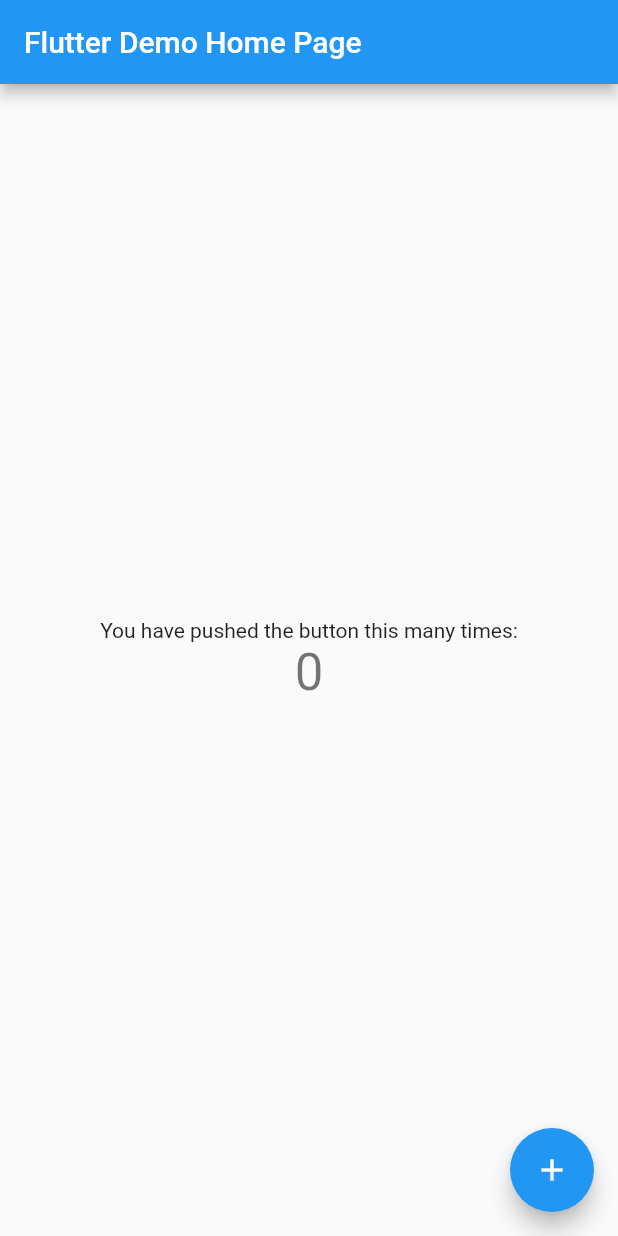
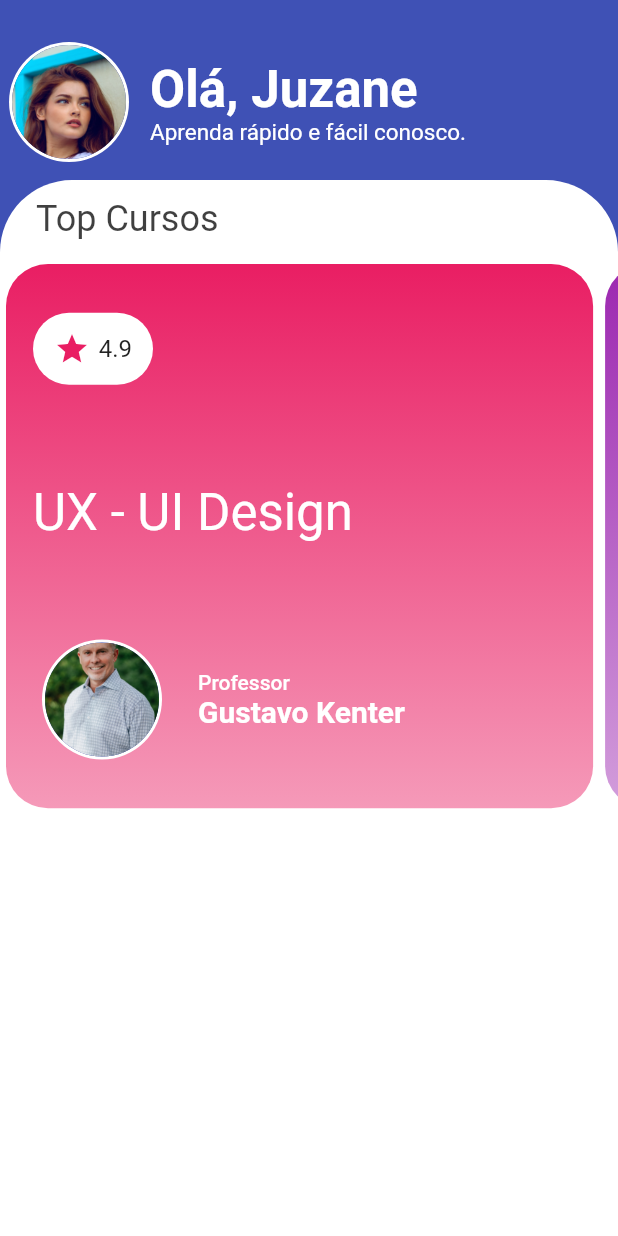
Before and after one commit to gabriel-oliveira800/app-flutter-courses-examplo, a Flutter app: the screen it shows after launch, on a phone screen of 412 x 824 dp. Run offline on Flutter 3.47's test engine with Material 2 defaults, Android fonts, the phone set to English and light mode, and no system bars.

Commit message:
created home and components

```diff
--- /dev/null
+++ b/lib/body.dart
@@ -0,0 +1,46 @@
+import 'package:flutter/material.dart';
+
+import 'constants.dart';
+import 'list_course.dart';
+
+class Body extends StatelessWidget {
+  final double radius;
+  const Body({Key key, this.radius = 48}) : super(key: key);
+
+  @override
+  Widget build(BuildContext context) {
+    final Size size = MediaQuery.of(context).size;
+
+    return Container(
+      width: size.width,
+      decoration: BoxDecoration(
+        color: Colors.white,
+        borderRadius: BorderRadius.only(
+          topLeft: Radius.circular(radius),
+          topRight: Radius.circular(radius),
+        ),
+      ),
+      child: SingleChildScrollView(
+        child: Column(
+          crossAxisAlignment: CrossAxisAlignment.start,
+          children: <Widget>[
+            Padding(
+              padding: const EdgeInsets.symmetric(
+                vertical: 12.0,
+                horizontal: 24,
+              ),
+              child: Text(
+                'Top Cursos',
+                style: Theme.of(context)
+                    .textTheme
+                    .headline5
+                    .copyWith(color: Colors.black.withOpacity(0.75)),
+              ),
+            ),
+            ListCourse(coursers: courser),
+          ],
+        ),
+      ),
+    );
+  }
+}
--- /dev/null
+++ b/lib/components/account.dart
@@ -0,0 +1,70 @@
+import 'package:flutter/material.dart';
+
+class Account extends StatelessWidget {
+  final String title;
+  final String avatar;
+  final String subtitle;
+  final double horizontal;
+  final TextStyle styleTitle;
+  final TextStyle styleSubtitle;
+
+  const Account({
+    this.styleTitle,
+    this.styleSubtitle,
+    this.horizontal = 8,
+    this.title = 'Olá, Juzane',
+    this.avatar = 'assets/photo_01.jpg',
+    this.subtitle = 'Aprenda rápido e fácil conosco.',
+  });
+  @override
+  Widget build(BuildContext context) {
+    final TextStyle _titleStyleDefault = Theme.of(context)
+        .textTheme
+        .headline4
+        .copyWith(color: Colors.white, fontWeight: FontWeight.bold);
+
+    final TextStyle _subtitleStyleDefault = Theme.of(context)
+        .textTheme
+        .subtitle1
+        .copyWith(color: Colors.white, fontSize: 15);
+
+    return Container(
+      child: Row(
+        crossAxisAlignment: CrossAxisAlignment.center,
+        children: <Widget>[
+          Padding(
+            padding: const EdgeInsets.symmetric(horizontal: 6),
+            child: Container(
+              padding: const EdgeInsets.all(2),
+              decoration: BoxDecoration(
+                color: Colors.white,
+                shape: BoxShape.circle,
+              ),
+              child: CircleAvatar(
+                radius: 38,
+                backgroundImage: AssetImage(avatar),
+              ),
+            ),
+          ),
+          Padding(
+            padding: EdgeInsets.symmetric(horizontal: horizontal),
+            child: Column(
+              crossAxisAlignment: CrossAxisAlignment.start,
+              mainAxisAlignment: MainAxisAlignment.end,
+              children: <Widget>[
+                Text(
+                  title,
+                  style: styleTitle ?? _titleStyleDefault,
+                ),
+                Text(
+                  subtitle,
+                  style: styleSubtitle ?? _subtitleStyleDefault,
+                ),
+              ],
+            ),
+          )
+        ],
+      ),
+    );
+  }
+}
--- /dev/null
+++ b/lib/components/count.dart
@@ -0,0 +1,32 @@
+import 'package:flutter/material.dart';
+
+class CountStar extends StatelessWidget {
+  final double points;
+  const CountStar({Key key, this.points = 4.9}) : super(key: key);
+  @override
+  Widget build(BuildContext context) {
+    final double height = 48;
+    final double width = 80;
+
+    return Container(
+      height: height,
+      width: width,
+      decoration: BoxDecoration(
+        color: Colors.white,
+        borderRadius: BorderRadius.circular(height / 2),
+      ),
+      padding: const EdgeInsets.symmetric(horizontal: 8.0),
+      child: Row(
+        crossAxisAlignment: CrossAxisAlignment.center,
+        mainAxisAlignment: MainAxisAlignment.spaceEvenly,
+        children: <Widget>[
+          Icon(Icons.star, color: Colors.pink),
+          Text(
+            points.toString(),
+            style: TextStyle(fontSize: 16),
+          ),
+        ],
+      ),
+    );
+  }
+}
--- /dev/null
+++ b/lib/components/item_list.dart
@@ -0,0 +1,62 @@
+import 'package:coursesApp/model/Couser.dart';
+import 'package:flutter/material.dart';
+
+import 'account.dart';
+import 'count.dart';
+
+class ItemList extends StatelessWidget {
+  final Courser courser;
+  const ItemList({@required this.courser});
+
+  @override
+  Widget build(BuildContext context) {
+    final Size size = MediaQuery.of(context).size;
+
+    return Padding(
+      padding: const EdgeInsets.all(4.0),
+      child: Container(
+        width: size.width * 0.95,
+        decoration: BoxDecoration(
+          borderRadius: BorderRadius.circular(28),
+          gradient: LinearGradient(
+            colors: <Color>[
+              courser.color,
+              courser.color.withOpacity(0.45),
+            ],
+            begin: Alignment.topCenter,
+            end: Alignment.bottomCenter,
+          ),
+        ),
+        padding: const EdgeInsets.symmetric(horizontal: 18),
+        child: Column(
+          crossAxisAlignment: CrossAxisAlignment.start,
+          mainAxisAlignment: MainAxisAlignment.spaceAround,
+          children: <Widget>[
+            CountStar(points: courser.points),
+            Text(
+              courser.name,
+              style: Theme.of(context)
+                  .textTheme
+                  .headline4
+                  .copyWith(color: Colors.white),
+            ),
+            Account(
+              title: courser.user.description,
+              horizontal: 18,
+              subtitle: courser.user.name,
+              avatar: courser.user.avatar,
+              styleTitle: Theme.of(context)
+                  .textTheme
+                  .bodyText1
+                  .copyWith(color: Colors.white),
+              styleSubtitle: Theme.of(context)
+                  .textTheme
+                  .headline6
+                  .copyWith(color: Colors.white, fontWeight: FontWeight.bold),
+            ),
+          ],
+        ),
+      ),
+    );
+  }
+}
--- /dev/null
+++ b/lib/constants.dart
@@ -0,0 +1,57 @@
+import 'package:flutter/material.dart';
+
+import 'model/Couser.dart';
+import 'model/User.dart';
+
+final List<Courser> courser = [
+  Courser(
+    user: User(
+      name: 'Gustavo Kenter',
+      description: 'Professor',
+      avatar: 'assets/photo_03.jpg',
+    ),
+    points: 4.9,
+    color: Colors.pink,
+    name: 'UX - UI Design',
+  ),
+  Courser(
+    user: User(
+      name: 'Tiana Mango',
+      description: 'Professora',
+      avatar: 'assets/photo_01.jpg',
+    ),
+    points: 4.3,
+    color: Colors.purple,
+    name: 'Animation in After Effects',
+  ),
+  Courser(
+    user: User(
+      name: 'Dulce',
+      description: 'Aluno',
+      avatar: 'assets/photo_04.jpg',
+    ),
+    points: 4.1,
+    color: Colors.blue,
+    name: 'Mobile app Design',
+  ),
+  Courser(
+    user: User(
+      name: 'Lincoln Bator',
+      description: 'Professor',
+      avatar: 'assets/photo_05.jpg',
+    ),
+    points: 4.5,
+    color: Colors.amber,
+    name: 'JavaScript to web',
+  ),
+  Courser(
+    user: User(
+      name: 'Livia Lubin',
+      description: 'Aluna',
+      avatar: 'assets/photo_01.jpg',
+    ),
+    points: 4.7,
+    color: Colors.cyan,
+    name: 'Flutter to App',
+  ),
+];
--- /dev/null
+++ b/lib/home.dart
@@ -0,0 +1,26 @@
+import 'package:coursesApp/body.dart';
+import 'package:flutter/material.dart';
+
+import 'components/account.dart';
+
+class Home extends StatelessWidget {
+  @override
+  Widget build(BuildContext context) {
+    return Scaffold(
+      backgroundColor: Theme.of(context).primaryColor,
+      body: SafeArea(
+        child: Column(
+          children: <Widget>[
+            Padding(
+              child: Account(),
+              padding: const EdgeInsets.only(top: 28.0, bottom: 12),
+            ),
+            Expanded(
+              child: Body(),
+            ),
+          ],
+        ),
+      ),
+    );
+  }
+}
--- /dev/null
+++ b/lib/list_course.dart
@@ -0,0 +1,23 @@
+import 'package:flutter/material.dart';
+import 'components/item_list.dart';
+import 'model/Couser.dart';
+
+class ListCourse extends StatelessWidget {
+  final List<Courser> coursers;
+
+  const ListCourse({@required this.coursers});
+  @override
+  Widget build(BuildContext context) {
+    final Size size = MediaQuery.of(context).size;
+
+    return Container(
+      width: size.width,
+      height: size.height * 0.45,
+      child: ListView.builder(
+        itemCount: coursers.length,
+        scrollDirection: Axis.horizontal,
+        itemBuilder: (_, int index) => ItemList(courser: coursers[index]),
+      ),
+    );
+  }
+}
--- a/lib/main.dart
+++ b/lib/main.dart
@@ -1,117 +1,19 @@
+import 'package:coursesApp/home.dart';
 import 'package:flutter/material.dart';
 
-void main() {
-  runApp(MyApp());
-}
+void main() => runApp(MyApp());
 
 class MyApp extends StatelessWidget {
-  // This widget is the root of your application.
   @override
   Widget build(BuildContext context) {
     return MaterialApp(
-      title: 'Flutter Demo',
+      title: 'Course Demo App',
       theme: ThemeData(
-        // This is the theme of your application.
-        //
-        // Try running your application with "flutter run". You'll see the
-        // application has a blue toolbar. Then, without quitting the app, try
-        // changing the primarySwatch below to Colors.green and then invoke
-        // "hot reload" (press "r" in the console where you ran "flutter run",
-        // or simply save your changes to "hot reload" in a Flutter IDE).
-        // Notice that the counter didn't reset back to zero; the application
-        // is not restarted.
-        primarySwatch: Colors.blue,
-        // This makes the visual density adapt to the platform that you run
-        // the app on. For desktop platforms, the controls will be smaller and
-        // closer together (more dense) than on mobile platforms.
-        visualDensity: VisualDensity.adaptivePlatformDensity,
+        primarySwatch: Colors.indigo,
+        accentColor: Colors.pink[300],
       ),
-      home: MyHomePage(title: 'Flutter Demo Home Page'),
+      home: Home(),
+      debugShowCheckedModeBanner: false,
     );
   }
 }
-
-class MyHomePage extends StatefulWidget {
-  MyHomePage({Key key, this.title}) : super(key: key);
-
-  // This widget is the home page of your application. It is stateful, meaning
-  // that it has a State object (defined below) that contains fields that affect
-  // how it looks.
-
-  // This class is the configuration for the state. It holds the values (in this
-  // case the title) provided by the parent (in this case the App widget) and
-  // used by the build method of the State. Fields in a Widget subclass are
-  // always marked "final".
-
-  final String title;
-
-  @override
-  _MyHomePageState createState() => _MyHomePageState();
-}
-
-class _MyHomePageState extends State<MyHomePage> {
-  int _counter = 0;
-
-  void _incrementCounter() {
-    setState(() {
-      // This call to setState tells the Flutter framework that something has
-      // changed in this State, which causes it to rerun the build method below
-      // so that the display can reflect the updated values. If we changed
-      // _counter without calling setState(), then the build method would not be
-      // called again, and so nothing would appear to happen.
-      _counter++;
-    });
-  }
-
-  @override
-  Widget build(BuildContext context) {
-    // This method is rerun every time setState is called, for instance as done
-    // by the _incrementCounter method above.
-    //
-    // The Flutter framework has been optimized to make rerunning build methods
-    // fast, so that you can just rebuild anything that needs updating rather
-    // than having to individually change instances of widgets.
-    return Scaffold(
-      appBar: AppBar(
-        // Here we take the value from the MyHomePage object that was created by
-        // the App.build method, and use it to set our appbar title.
-        title: Text(widget.title),
-      ),
-      body: Center(
-        // Center is a layout widget. It takes a single child and positions it
-        // in the middle of the parent.
-        child: Column(
-          // Column is also a layout widget. It takes a list of children and
-          // arranges them vertically. By default, it sizes itself to fit its
-          // children horizontally, and tries to be as tall as its parent.
-          //
-          // Invoke "debug painting" (press "p" in the console, choose the
-          // "Toggle Debug Paint" action from the Flutter Inspector in Android
-          // Studio, or the "Toggle Debug Paint" command in Visual Studio Code)
-          // to see the wireframe for each widget.
-          //
-          // Column has various properties to control how it sizes itself and
-          // how it positions its children. Here we use mainAxisAlignment to
-          // center the children vertically; the main axis here is the vertical
-          // axis because Columns are vertical (the cross axis would be
-          // horizontal).
-          mainAxisAlignment: MainAxisAlignment.center,
-          children: <Widget>[
-            Text(
-              'You have pushed the button this many times:',
-            ),
-            Text(
-              '$_counter',
-              style: Theme.of(context).textTheme.headline4,
-            ),
-          ],
-        ),
-      ),
-      floatingActionButton: FloatingActionButton(
-        onPressed: _incrementCounter,
-        tooltip: 'Increment',
-        child: Icon(Icons.add),
-      ), // This trailing comma makes auto-formatting nicer for build methods.
-    );
-  }
-}
--- /dev/null
+++ b/lib/model/Couser.dart
@@ -0,0 +1,12 @@
+import 'package:flutter/material.dart';
+
+import 'User.dart';
+
+class Courser {
+  final User user;
+  final String name;
+  final Color color;
+  final double points;
+
+  Courser({this.user, this.name, this.color, this.points});
+}
--- /dev/null
+++ b/lib/model/User.dart
@@ -0,0 +1,7 @@
+class User {
+  final String name;
+  final String avatar;
+  final String description;
+
+  const User({this.name, this.avatar, this.description});
+}
--- /dev/null
+++ b/lib/recomention.dart
@@ -0,0 +1,8 @@
+import 'package:flutter/material.dart';
+
+class Recomentaion extends StatelessWidget {
+  @override
+  Widget build(BuildContext context) {
+    return Container();
+  }
+}
```
